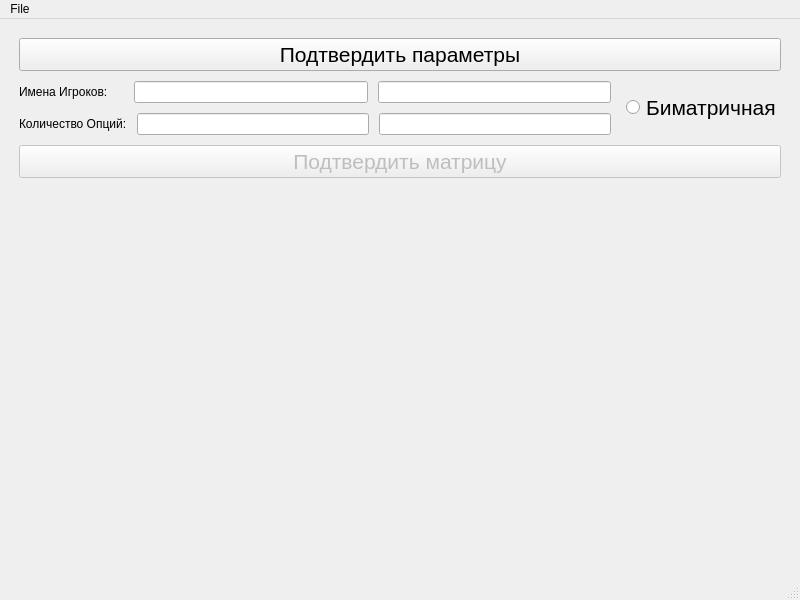
Old version of the form application/MainWindow.ui in the repository ENoti/TeoryGames.
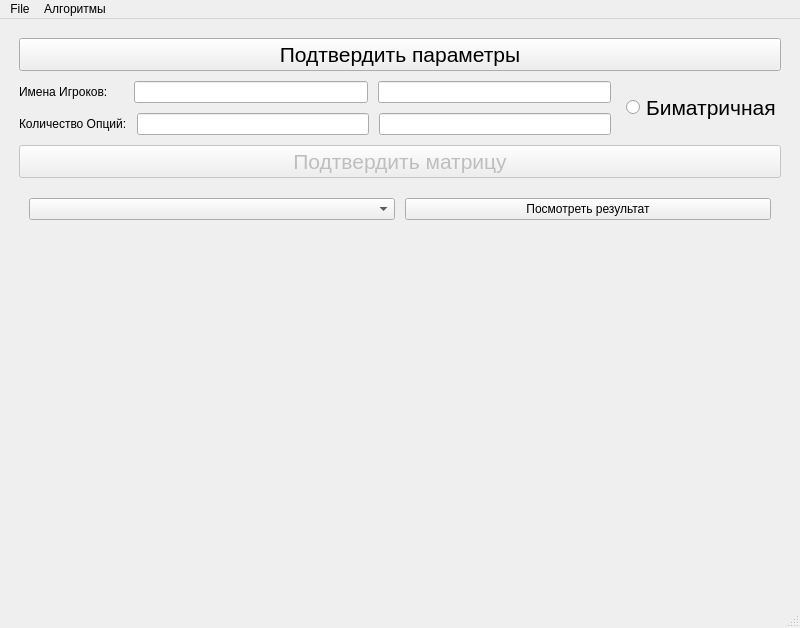
New version of the form.

```diff
--- a/application/MainWindow.ui
+++ b/application/MainWindow.ui
@@ -7,7 +7,7 @@
     <x>0</x>
     <y>0</y>
     <width>800</width>
-    <height>600</height>
+    <height>628</height>
    </rect>
   </property>
   <property name="font">
@@ -190,6 +190,38 @@
         </property>
        </widget>
       </item>
+      <item>
+       <layout class="QHBoxLayout" name="FunctionHLayout">
+        <property name="spacing">
+         <number>10</number>
+        </property>
+        <property name="leftMargin">
+         <number>10</number>
+        </property>
+        <property name="topMargin">
+         <number>10</number>
+        </property>
+        <property name="rightMargin">
+         <number>10</number>
+        </property>
+        <property name="bottomMargin">
+         <number>10</number>
+        </property>
+        <item>
+         <widget class="QComboBox" name="PlayerChoiceBox"/>
+        </item>
+        <item>
+         <widget class="QPushButton" name="BufferButton">
+          <property name="text">
+           <string>Посмотреть результат</string>
+          </property>
+          <property name="checkable">
+           <bool>true</bool>
+          </property>
+         </widget>
+        </item>
+       </layout>
+      </item>
      </layout>
     </item>
     <item>
@@ -233,7 +265,18 @@
     </property>
     <addaction name="actionOpen"/>
    </widget>
+   <widget class="QMenu" name="menuAlgorithms">
+    <property name="title">
+     <string>Алгоритмы</string>
+    </property>
+    <addaction name="actionMinMax"/>
+    <addaction name="actionMaxMin"/>
+    <addaction name="actionDominant"/>
+    <addaction name="actionWeaklyDominant"/>
+    <addaction name="actionNesh"/>
+   </widget>
    <addaction name="menuFile"/>
+   <addaction name="menuAlgorithms"/>
   </widget>
   <action name="actionOpen">
    <property name="text">
```
Left out of the diff: 25 changed lines with no effect on the pictures.
